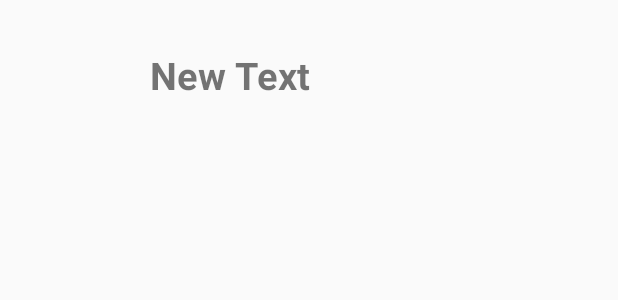
After one commit to masterUNG/Paryer, an Android app: the layout content_listview.xml on its own in the app's theme, with its tools: preview values and no code run, on a phone screen of 412 x 824 dp. The commit adds this screen. Shown: the top 300 px of the screen. Run offline under Robolectric (Android 15) with nearby library versions, the phone set to English and light mode, and no system bars.

Commit message:
ListView Successful

```diff
--- a/app/src/main/AndroidManifest.xml
+++ b/app/src/main/AndroidManifest.xml
@@ -21,6 +21,8 @@
         </activity>
         <activity android:name=".AboutMeActivity" >
         </activity>
+        <activity android:name=".ResultActivity" >
+        </activity>
     </application>
 
 </manifest>
--- /dev/null
+++ b/app/src/main/res/layout/content_listview.xml
@@ -0,0 +1,20 @@
+<?xml version="1.0" encoding="utf-8"?>
+<LinearLayout xmlns:android="http://schemas.android.com/apk/res/android"
+    android:orientation="horizontal" android:layout_width="match_parent"
+    android:layout_height="wrap_content">
+
+    <ImageView
+        android:layout_width="@dimen/icon_listview"
+        android:layout_height="@dimen/icon_listview"
+        android:id="@+id/imvListIcon"
+        android:layout_margin="20dp" />
+
+    <TextView
+        android:layout_width="wrap_content"
+        android:layout_height="wrap_content"
+        android:text="New Text"
+        android:id="@+id/txtListTitle"
+        android:textSize="@dimen/h1"
+        android:textStyle="bold"
+        android:layout_gravity="center_vertical" />
+</LinearLayout>
--- a/app/src/main/res/values/dimens.xml
+++ b/app/src/main/res/values/dimens.xml
@@ -4,6 +4,7 @@
     <dimen name="activity_vertical_margin">16dp</dimen>
 
     <dimen name="icon">100dp</dimen>
+    <dimen name="icon_listview">60dp</dimen>
     <dimen name="h1">25sp</dimen>
     <dimen name="h2">20sp</dimen>
     <dimen name="linnear">400dp</dimen>
```
Also changed, not shown: app/src/main/java/appewtc/masterung/prayer/ListviewActivity.java (+40 -1 lines), app/src/main/java/appewtc/masterung/prayer/MyAdapter.java (added, +59 -0 lines), app/src/main/java/appewtc/masterung/prayer/ResultActivity.java (added, +13 -0 lines), app/src/main/res/layout/activity_listview.xml (+18 -1 lines), app/src/main/res/layout/activity_result.xml (added, +10 -0 lines), app/src/main/res/drawable/content2.png (added), app/src/main/res/drawable/content3.png (added).
